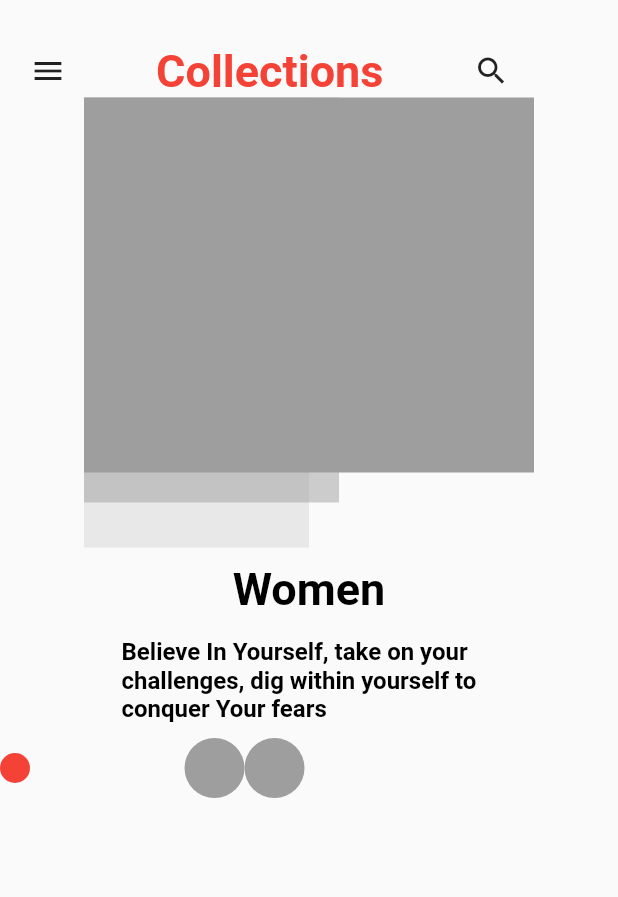
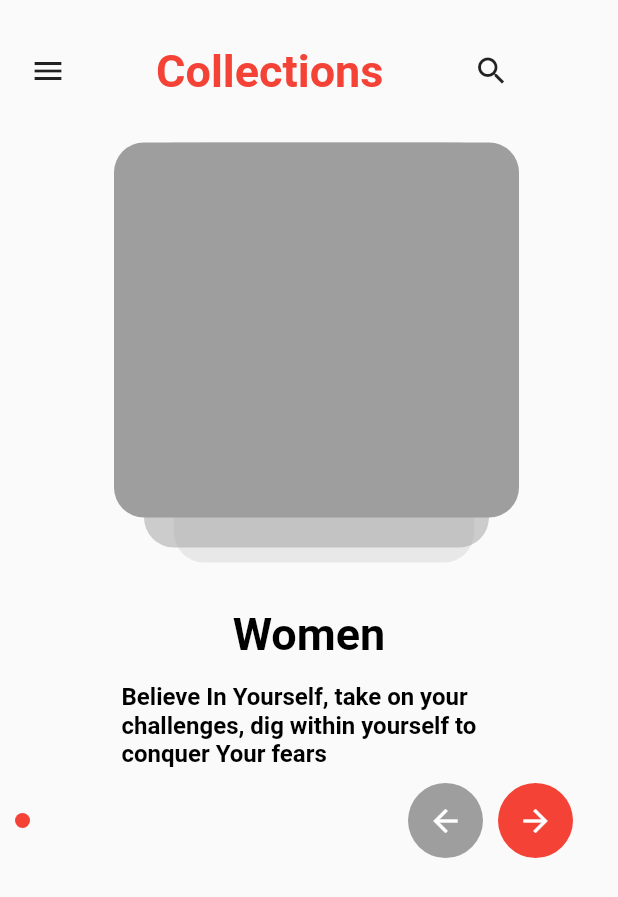
Before and after one commit to thejosh1/exercise, a Flutter app: the CollectionsPage screen opened directly, on a phone screen of 412 x 824 dp. Shown: the top 897 px of the screen. Run offline on Flutter 3.47's test engine with Material 2 defaults, Android fonts, the phone set to English and light mode, and no system bars; our stand-ins replace equatable.

Commit message:
first commit

```diff
--- a/lib/main.dart
+++ b/lib/main.dart
@@ -1,4 +1,6 @@
+import 'package:exercise/pages/collection_page.dart';
 import 'package:exercise/pages/main_page.dart';
+import 'package:exercise/pages/product_before_page.dart';
 import 'package:flutter/material.dart';
 
 void main() {
@@ -18,7 +20,7 @@ class MyApp extends StatelessWidget {
 
         primarySwatch: Colors.red,
       ),
-      home: MainPage(),
+      home: const ProductBeforePage(),
     );
   }
 }
--- a/lib/pages/collection_page.dart
+++ b/lib/pages/collection_page.dart
@@ -33,38 +33,47 @@ class _CollectionsPageState extends State<CollectionsPage> {
 
           ),
           Container(
+            margin: const EdgeInsets.only(top: 30),
             height: 300,
             width: 300,
+            child: Center(
               child: Stack(
                 children: [
                   Positioned(
-                  height: 300,
-                  width: 150,
+                    height: 280,
+                    width: 200,
+                    left: 60,
                     child: Container(
                       decoration: BoxDecoration(
-                        color: Colors.grey.withOpacity(0.2)
+                          color: Colors.grey.withOpacity(0.2),
+                          borderRadius: BorderRadius.circular(20)
                       ),
                     ),
                   ),
                   Positioned(
                       height: 270,
-                    width: 170,
+                      width: 230,
+                      left: 40,
                       child: Container(
                         decoration: BoxDecoration(
-                          color: Colors.grey.withOpacity(0.5)
+                            color: Colors.grey.withOpacity(0.5),
+                            borderRadius: BorderRadius.circular(20)
                         ),
                       )
                   ),
                   Positioned(
+                      left: 20,
                       height: 250,
-                    width: 300,
+                      width: 270,
                       child: Container(
                         decoration: BoxDecoration(
-                          color: Colors.grey
+                            color: Colors.grey,
+                            borderRadius: BorderRadius.circular(20)
                         ),
                       )
                   )
                 ],
+              ),
             ),
           ),
           const SizedBox(height: 10,),
@@ -82,15 +91,37 @@ class _CollectionsPageState extends State<CollectionsPage> {
           Row(
             children: [
               Container(
-                child: ResponsiveCircle(width: 20, height: 20,),
+                padding: const EdgeInsets.only(left: 10),
+                child: ResponsiveCircle(width: 10, height: 10,),
               ),
               Expanded(child: Container()),
               Container(
-                child: ResponsiveCircle(width: 40, height: 40, color: onTap(),),
+                margin: const EdgeInsets.only(right: 30),
+                child: Row(
+                    children:[
+                      Container(
+                        height: 50,
+                        width: 50,
+                        decoration: const BoxDecoration(
+                            color: Colors.grey,
+                            shape: BoxShape.circle
                         ),
+                        child: const Icon(Icons.arrow_back, color: Colors.white,),
+                      ),
+                      const SizedBox(width: 10,),
                       Container(
-                child: ResponsiveCircle(width: 40, height: 40, color: onTap(),),
+                        height: 50,
+                        width: 50,
+                        decoration: const BoxDecoration(
+                          color: Colors.red,
+                          shape: BoxShape.circle
                         ),
+                        child: const Icon(Icons.arrow_forward, color: Colors.white,),
+                      )
+                    ]
+                ),
+              ),
+
             ],
           )
         ],
```
Also changed, not shown: lib/pages/product_before_page.dart (+32 -10 lines). Lines whose indentation alone changed are shown as unchanged.
